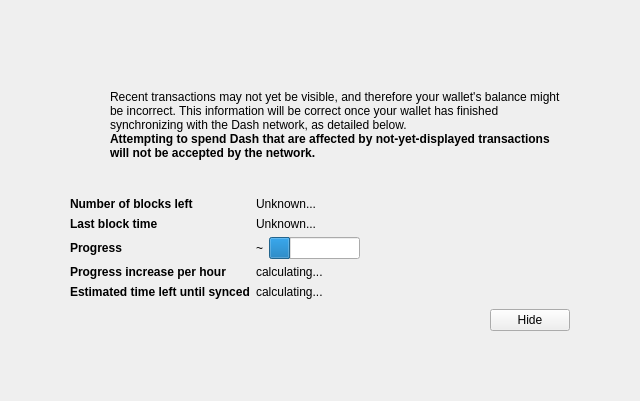
The window that src/qt/forms/modaloverlay.ui (mceme/ImageCash) describes before a commit, drawn with Qt 5.
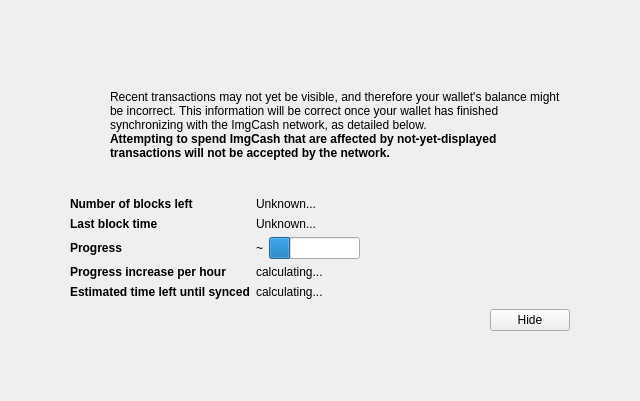
The same window after the commit. Icons and pictures are not drawn. Custom widgets are drawn as their Qt base class.

```diff
--- a/src/qt/forms/modaloverlay.ui
+++ b/src/qt/forms/modaloverlay.ui
@@ -128,7 +128,7 @@
              <item>
               <widget class="QLabel" name="infoText">
                <property name="text">
-                <string>Recent transactions may not yet be visible, and therefore your wallet's balance might be incorrect. This information will be correct once your wallet has finished synchronizing with the Dash network, as detailed below.</string>
+                <string>Recent transactions may not yet be visible, and therefore your wallet's balance might be incorrect. This information will be correct once your wallet has finished synchronizing with the ImgCash network, as detailed below.</string>
                </property>
                <property name="textFormat">
                 <enum>Qt::RichText</enum>
@@ -147,7 +147,7 @@
                 </font>
                </property>
                <property name="text">
-                <string>Attempting to spend Dash that are affected by not-yet-displayed transactions will not be accepted by the network.</string>
+                <string>Attempting to spend ImgCash that are affected by not-yet-displayed transactions will not be accepted by the network.</string>
                </property>
                <property name="textFormat">
                 <enum>Qt::RichText</enum>
```
